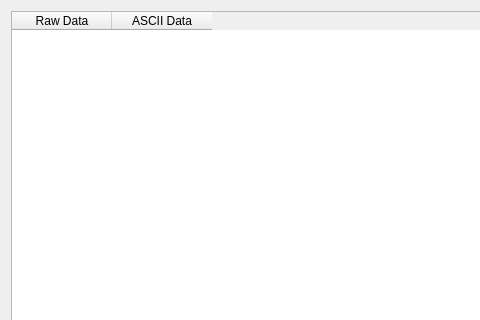
Before: the Qt Designer form src/MemoryWidget.ui in sundrythoughts/EmuCpu, drawn with Qt 5; both pictures show x 0 to 480 and y 0 to 320 of the 733 by 640 pixel window.
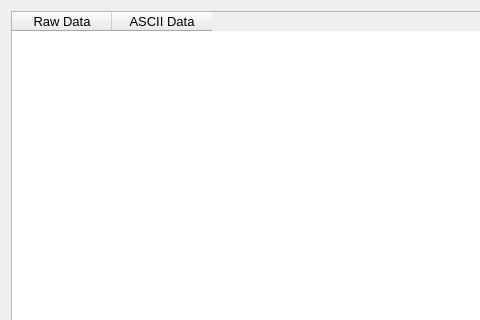
After: the same form once the commit is applied.

What changed in the file:
```diff
--- a/src/MemoryWidget.ui
+++ b/src/MemoryWidget.ui
@@ -18,6 +18,7 @@
     <widget class="QTableWidget" name="m_tbl_memory">
      <property name="font">
       <font>
+       <pointsize>10</pointsize>
        <weight>50</weight>
        <bold>false</bold>
       </font>
@@ -26,7 +27,7 @@
       <set>QAbstractItemView::NoEditTriggers</set>
      </property>
      <property name="alternatingRowColors">
-      <bool>false</bool>
+      <bool>true</bool>
      </property>
      <property name="showGrid">
       <bool>true</bool>
```
Left out of the diff: 6 changed lines with no effect on the pictures.
